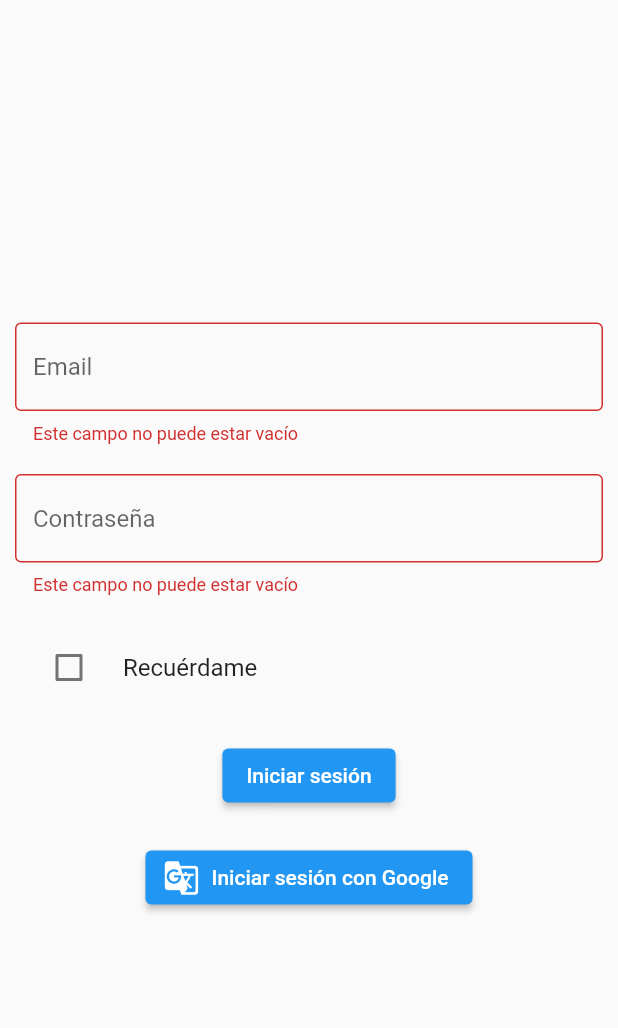
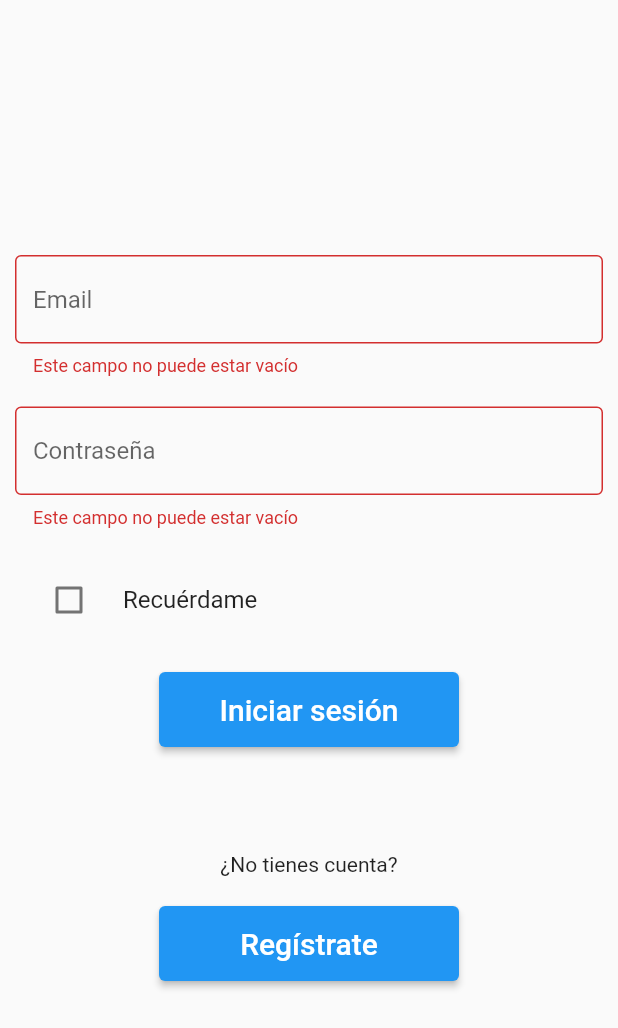
Before and after one commit to alvaromerinog/autobook, a Flutter app: the Login screen opened directly, after a tap on "Iniciar sesión", on a phone screen of 412 x 824 dp. Shown: the top 1028 px of the screen. Run offline on Flutter 3.47's test engine with Material 2 defaults, Android fonts, the phone set to English and light mode, and no system bars.

Commit message:
Initial login and register pages

```diff
--- a/lib/pages/login.dart
+++ b/lib/pages/login.dart
@@ -1,7 +1,7 @@
 import 'package:flutter/material.dart';
 
 class Login extends StatefulWidget {
-  Login({Key? key}) : super(key: key);
+  Login({Key key}) : super(key: key);
 
   @override
   _LoginState createState() => _LoginState();
@@ -12,6 +12,11 @@ class _LoginState extends State<Login> {
   String email = '';
   String password = '';
   bool rememberMe = false;
+  RegExp exp = RegExp(
+      r"^[a-zA-Z0-9.!#$%&'*+/=?^_`{|}~-]+@[a-zA-Z0-9](?:[a-zA-Z0-9-]{0,253}[a-zA-Z0-9])?(?:\.[a-zA-Z0-9](?:[a-zA-Z0-9-]{0,253}[a-zA-Z0-9])?)*$",
+      multiLine: true,
+      caseSensitive: true,
+      unicode: true);
 
   @override
   Widget build(BuildContext context) {
@@ -34,8 +39,10 @@ class _LoginState extends State<Login> {
                     hintText: 'Email',
                   ),
                   validator: (value) {
-                    if (value!.isEmpty) {
+                    if (value.isEmpty) {
                       return 'Este campo no puede estar vacío';
+                    } else if (!exp.hasMatch(value)) {
+                      return 'Introduzca un email válido';
                     }
                   },
                 ),
@@ -52,7 +59,7 @@ class _LoginState extends State<Login> {
                     hintText: 'Contraseña',
                   ),
                   validator: (value) {
-                    if (value!.isEmpty) {
+                    if (value.isEmpty) {
                       return 'Este campo no puede estar vacío';
                     }
                   },
@@ -68,7 +75,7 @@ class _LoginState extends State<Login> {
                     value: rememberMe,
                     onChanged: (newValue) {
                       setState(() {
-                        rememberMe = newValue!;
+                        rememberMe = newValue;
                       });
                     },
                     controlAffinity: ListTileControlAffinity.leading,
@@ -78,10 +85,15 @@ class _LoginState extends State<Login> {
                   vertical: 10.0,
                   horizontal: 10.0,
                 ),
+                margin: EdgeInsets.fromLTRB(0.0, 0.0, 0.0, 50.0),
                 child: ElevatedButton(
-                  child: Text('Iniciar sesión'),
+                  style: ElevatedButton.styleFrom(
+                    minimumSize: Size(200.0, 50.0),
+                  ),
+                  child:
+                      Text('Iniciar sesión', style: TextStyle(fontSize: 20.0)),
                   onPressed: () {
-                    if (_formKey.currentState!.validate()) {
+                    if (_formKey.currentState.validate()) {
                       ScaffoldMessenger.of(context).showSnackBar(
                           SnackBar(content: Text('Processing Data')));
                     }
@@ -93,14 +105,20 @@ class _LoginState extends State<Login> {
                   vertical: 10.0,
                   horizontal: 10.0,
                 ),
-                child: ElevatedButton.icon(
-                  label: Text('Iniciar sesión con Google'),
-                  icon: Icon(Icons.g_translate),
+                child: Text("¿No tienes cuenta?"),
+              ),
+              Container(
+                padding: EdgeInsets.symmetric(
+                  vertical: 10.0,
+                  horizontal: 10.0,
+                ),
+                child: ElevatedButton(
+                  style: ElevatedButton.styleFrom(
+                    minimumSize: Size(200.0, 50.0),
+                  ),
+                  child: Text('Regístrate', style: TextStyle(fontSize: 20.0)),
                   onPressed: () {
-                    if (_formKey.currentState!.validate()) {
-                      ScaffoldMessenger.of(context).showSnackBar(
-                          SnackBar(content: Text('Processing Data')));
-                    }
+                    Navigator.pushNamed(context, '/register');
                   },
                 ),
               ),
```
Also changed, not shown: lib/main.dart (+13 -2 lines), lib/pages/register.dart (+27 -8 lines).
